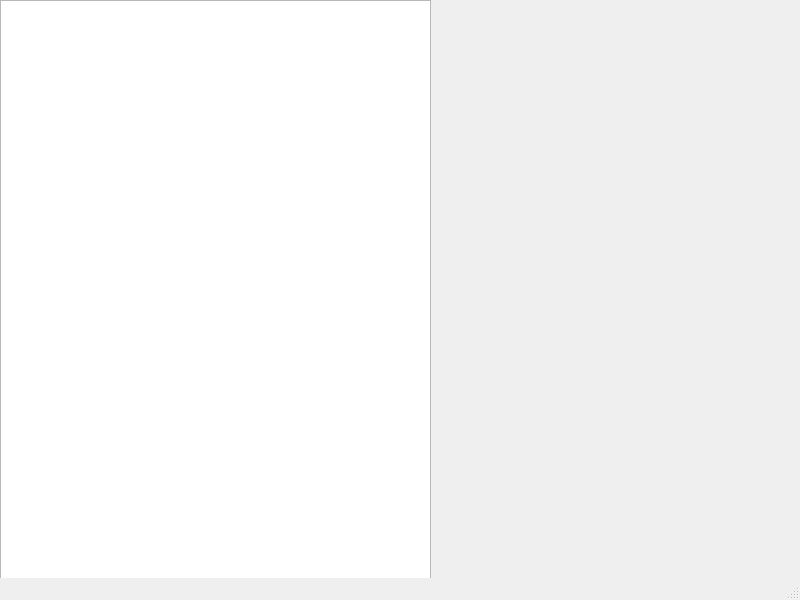
Qt form infix_eval/ui/main.ui (notcaring42/infix_eval) before a commit.
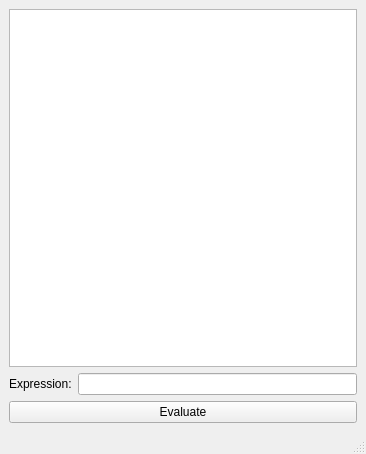
The same form after that commit.

Commit message: Created the basic outline of the GUI

```diff
--- a/infix_eval/ui/main.ui
+++ b/infix_eval/ui/main.ui
@@ -6,24 +6,47 @@
    <rect>
     <x>0</x>
     <y>0</y>
-    <width>800</width>
-    <height>600</height>
+    <width>366</width>
+    <height>454</height>
    </rect>
   </property>
   <property name="windowTitle">
    <string>MainWindow</string>
   </property>
   <widget class="QWidget" name="centralwidget">
-   <widget class="QGraphicsView" name="graphicsView">
-    <property name="geometry">
-     <rect>
-      <x>0</x>
-      <y>0</y>
-      <width>431</width>
-      <height>581</height>
-     </rect>
+   <layout class="QVBoxLayout" name="verticalLayout">
+    <property name="sizeConstraint">
+     <enum>QLayout::SetDefaultConstraint</enum>
     </property>
-   </widget>
+    <item>
+     <widget class="QGraphicsView" name="treeView"/>
+    </item>
+    <item>
+     <layout class="QFormLayout" name="formLayout">
+      <item row="0" column="0">
+       <widget class="QLabel" name="expressionLabel">
+        <property name="text">
+         <string>Expression:</string>
+        </property>
+       </widget>
+      </item>
+      <item row="0" column="1">
+       <widget class="QLineEdit" name="expressionLineEdit">
+        <property name="text">
+         <string/>
+        </property>
+       </widget>
+      </item>
+      <item row="1" column="0" colspan="2">
+       <widget class="QPushButton" name="evaluateButton">
+        <property name="text">
+         <string>Evaluate</string>
+        </property>
+       </widget>
+      </item>
+     </layout>
+    </item>
+   </layout>
   </widget>
   <widget class="QStatusBar" name="statusbar"/>
  </widget>
```
Left out of the diff: 2 changed lines with no effect on the pictures. The commit also changes 1 other file.
